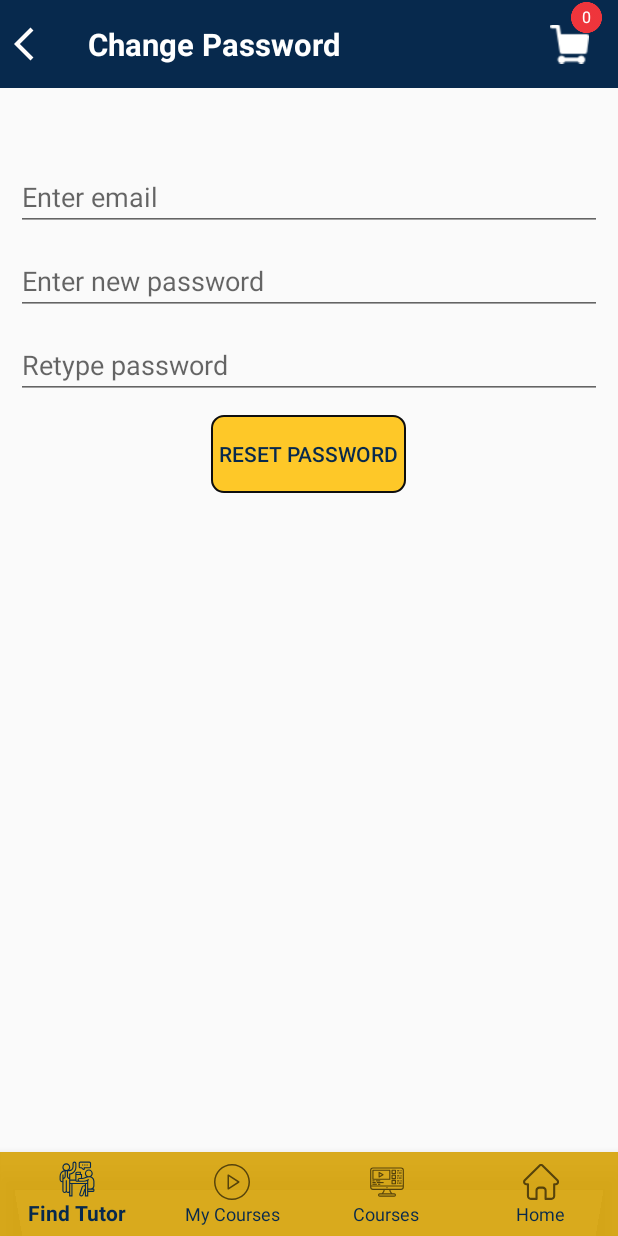
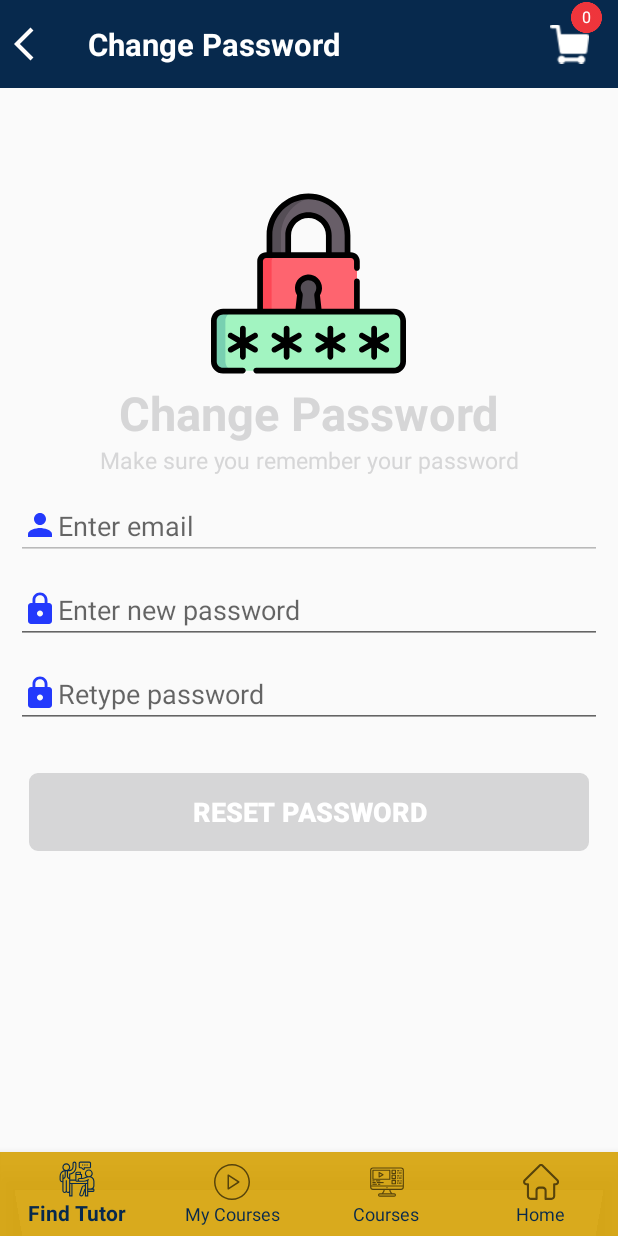
Before and after one commit to Sitansu-Sekhar02/Vi3Education, an Android app: the fragment ChangePasswordFragment placed in its activity, on a phone screen of 412 x 824 dp. Run offline under Robolectric (Android 15) with nearby library versions, the phone set to English and light mode, and no system bars; our stand-ins replace Volley, sdp/ssp sizes; libraries missing offline, so code that uses them is left out: es.dmoral.toasty; network calls fail; pictures from the network do not load; 1 statement that could not run was skipped.

Commit message:
initial commit

```diff
--- a/app/src/main/AndroidManifest.xml
+++ b/app/src/main/AndroidManifest.xml
@@ -13,9 +13,9 @@
 
     <application
         android:allowBackup="true"
-        android:icon="@drawable/vi3_logo"
+        android:icon="@drawable/vi3_logos"
         android:label="@string/app_name"
-        android:roundIcon="@drawable/vi3_logo"
+        android:roundIcon="@drawable/vi3_logos"
         android:supportsRtl="true"
         android:largeHeap="true"
         android:usesCleartextTraffic="true"
--- a/app/src/main/java/com/vi3/vi3education/Fragments/ChangePasswordFragment.java
+++ b/app/src/main/java/com/vi3/vi3education/Fragments/ChangePasswordFragment.java
@@ -80,9 +80,10 @@ public class ChangePasswordFragment extends Fragment {
         et_userName=view.findViewById(R.id.et_userName);
 
         reset=view.findViewById(R.id.reset_pass);
-        cancel=view.findViewById(R.id.cancel);
+        //cancel=view.findViewById(R.id.cancel);
 
         et_userName.setText(preferences.get("email"));
+        et_userName.setEnabled(false);
 
         MainActivity.tvHeaderText.setText("Change Password");
         MainActivity.iv_menu.setImageResource(R.drawable.ic_baseline_arrow_back_ios_24);
@@ -110,8 +111,6 @@ public class ChangePasswordFragment extends Fragment {
                 } else {
 
                     if (newPassword.getText().toString().equals(retypePassword.getText().toString())) {
-                        newPassword.setText("");
-                        retypePassword.setText("");
                         ProgressForMain();
                         dialog.show();
                         ChangePassword(et_userName,newPassword);
@@ -151,6 +150,9 @@ public class ChangePasswordFragment extends Fragment {
                 public void onResponse(String response) {
                     dialog.cancel();
                     Log.e("forgot password",response);
+                    newPassword.setText("");
+                    retypePassword.setText("");
+
                     try {
                         JSONObject jsonObject=new JSONObject(response);
 
@@ -158,7 +160,10 @@ public class ChangePasswordFragment extends Fragment {
                         {
                             preferences.set("password",jsonObject.getString("Password"));
                             preferences.commit();
-                            //replaceFragmentWithAnimation(new DashboardFragment());
+                            Intent i = new Intent(getActivity(), MainActivity.class);
+                            startActivity(i);
+                            getActivity().overridePendingTransition(R.anim.slide_left, R.anim.slide_right);
+                           //replaceFragmentWithAnimation(new DashboardFragment());
                             Toasty.success(getActivity(),"Password Changed Successfully",Toast.LENGTH_SHORT).show();
                         }
 
--- a/app/src/main/java/com/vi3/vi3education/Fragments/CheckoutFragment.java
+++ b/app/src/main/java/com/vi3/vi3education/Fragments/CheckoutFragment.java
@@ -196,7 +196,7 @@ public class CheckoutFragment extends Fragment implements PaymentResultListener
         try {
             JSONObject options = new JSONObject();
             options.put("name", "VI3 EDUTECH PVT.LTD.");
-            options.put("description", "Video Charges");// You can omit the image option to fetch the image from dashboard
+            options.put("description", "Video Tutorial");// You can omit the image option to fetch the image from dashboard
             // set image of you brand
              options.put("image", "https://s3.amazonaws.com/rzp-mobile/images/rzp.png");
             options.put("currency", "INR");
--- /dev/null
+++ b/app/src/main/res/drawable/edit_text_border.xml
@@ -0,0 +1,13 @@
+<shape
+    xmlns:android="http://schemas.android.com/apk/res/android"
+    android:shape="rectangle">
+
+    <corners
+        android:bottomRightRadius="5dp"
+        android:bottomLeftRadius="5dp"
+        android:topLeftRadius="5dp"
+        android:topRightRadius="5dp"/>
+    <stroke
+        android:color="#706E6E"
+        android:width="1dp"/>
+</shape>
--- /dev/null
+++ b/app/src/main/res/drawable/ic_lock_blue.xml
@@ -0,0 +1,5 @@
+<vector android:height="24dp" android:tint="#2339FC"
+    android:viewportHeight="24" android:viewportWidth="24"
+    android:width="24dp" xmlns:android="http://schemas.android.com/apk/res/android">
+    <path android:fillColor="@android:color/white" android:pathData="M18,8h-1L17,6c0,-2.76 -2.24,-5 -5,-5S7,3.24 7,6v2L6,8c-1.1,0 -2,0.9 -2,2v10c0,1.1 0.9,2 2,2h12c1.1,0 2,-0.9 2,-2L20,10c0,-1.1 -0.9,-2 -2,-2zM12,17c-1.1,0 -2,-0.9 -2,-2s0.9,-2 2,-2 2,0.9 2,2 -0.9,2 -2,2zM15.1,8L8.9,8L8.9,6c0,-1.71 1.39,-3.1 3.1,-3.1 1.71,0 3.1,1.39 3.1,3.1v2z"/>
+</vector>
--- /dev/null
+++ b/app/src/main/res/drawable/ic_person_blue.xml
@@ -0,0 +1,5 @@
+<vector android:height="24dp" android:tint="#2339FC"
+    android:viewportHeight="24" android:viewportWidth="24"
+    android:width="24dp" xmlns:android="http://schemas.android.com/apk/res/android">
+    <path android:fillColor="@android:color/white" android:pathData="M12,12c2.21,0 4,-1.79 4,-4s-1.79,-4 -4,-4 -4,1.79 -4,4 1.79,4 4,4zM12,14c-2.67,0 -8,1.34 -8,4v2h16v-2c0,-2.66 -5.33,-4 -8,-4z"/>
+</vector>
--- a/app/src/main/res/layout/forgot_password.xml
+++ b/app/src/main/res/layout/forgot_password.xml
@@ -5,8 +5,28 @@
     <LinearLayout
         android:layout_width="match_parent"
         android:orientation="vertical"
-        android:layout_marginTop="@dimen/_30sdp"
+        android:layout_marginTop="@dimen/_50sdp"
         android:layout_height="wrap_content">
+        <ImageView
+            android:layout_width="@dimen/_100sdp"
+            android:layout_height="@dimen/_100sdp"
+            android:layout_gravity="center"
+            android:src="@drawable/ic_secure"/>
+        <com.vi3.vi3education.customecomponent.CustomTextView
+            android:layout_width="match_parent"
+            android:layout_height="wrap_content"
+            android:text="Change Password"
+            android:textColor="@color/blue_800"
+            android:textSize="@dimen/_24sdp"
+            android:textStyle="bold"
+            android:gravity="center"/>
+        <com.vi3.vi3education.customecomponent.CustomTextView
+            android:layout_width="match_parent"
+            android:layout_height="wrap_content"
+            android:text="Make sure you remember your password"
+            android:textColor="@color/black"
+            android:textSize="@dimen/_12sdp"
+            android:gravity="center"/>
         <com.vi3.vi3education.customecomponent.CustomTextView
             android:visibility="gone"
             android:layout_width="match_parent"
@@ -21,6 +41,7 @@
             android:layout_width="match_parent"
             android:id="@+id/et_userName"
             android:layout_height="wrap_content"
+            android:drawableLeft="@drawable/ic_person_blue"
             android:layout_marginTop="@dimen/_8sdp"
             android:layout_marginLeft="@dimen/_8sdp"
             android:layout_marginRight="@dimen/_8sdp"
@@ -30,6 +51,7 @@
             android:layout_width="match_parent"
             android:id="@+id/et_newPassword"
             android:layout_height="wrap_content"
+            android:drawableLeft="@drawable/ic_lock_blue"
             android:layout_marginTop="@dimen/_8sdp"
             android:inputType="textPassword"
             android:layout_marginLeft="@dimen/_8sdp"
@@ -40,6 +62,7 @@
             android:id="@+id/et_Retypepass"
             android:layout_height="wrap_content"
             android:layout_marginTop="@dimen/_8sdp"
+            android:drawableLeft="@drawable/ic_lock_blue"
             android:inputType="textPassword"
             android:layout_marginLeft="@dimen/_8sdp"
             android:layout_marginRight="@dimen/_8sdp"            android:hint="@string/retypepass" />
@@ -51,21 +74,16 @@
             android:layout_marginBottom="@dimen/_10sdp">
 
         <com.vi3.vi3education.customecomponent.CustomButton
-            android:layout_width="@dimen/_100sdp"
+            android:layout_width="match_parent"
             android:id="@+id/reset_pass"
             android:layout_height="@dimen/_40sdp"
-            android:background="@drawable/view_border"
-            android:textColor="@color/colorPrimary"
+            android:layout_margin="@dimen/_15sdp"
+            android:background="@drawable/edit_text_border"
+            android:textColor="@color/white"
+            android:textSize="@dimen/_14sdp"
+            android:textStyle="bold"
+            android:backgroundTint="@color/blue_800"
             android:text="Reset Password" />
-        <com.vi3.vi3education.customecomponent.CustomButton
-            android:layout_width="@dimen/_100sdp"
-            android:visibility="gone"
-            android:id="@+id/cancel"
-            android:layout_height="@dimen/_40sdp"
-            android:textColor="@color/colorPrimary"
-            android:background="@drawable/cancel_border"
-            android:layout_marginLeft="@dimen/_15sdp"
-            android:text="CANCEL"/>
         </LinearLayout>
 
     </LinearLayout>
```
Also changed, not shown: app/src/main/res/layout/fragment_checkout.xml (+19 -7 lines), app/src/main/res/drawable/vi3_logos.png (added).
